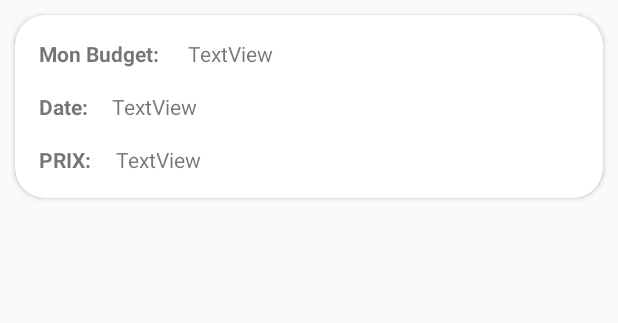
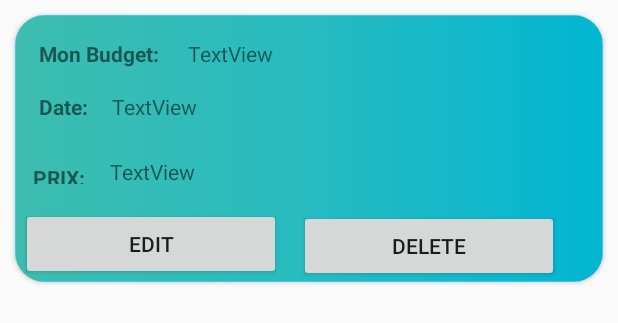
Before and after one commit to AyoubIzourane/Covie, an Android app: the layout person.xml on its own in the app's theme, with its tools: preview values and no code run, on a phone screen of 412 x 824 dp. Shown: the top 323 px of the screen. Run offline under Robolectric (Android 15) with nearby library versions, the light colour scheme and no system bars.

```diff
--- a/app/build.gradle
+++ b/app/build.gradle
@@ -57,9 +57,7 @@ dependencies {
     implementation 'com.github.bumptech.glide:glide:4.12.0'
     implementation 'de.hdodenhof:circleimageview:3.1.0'
 
-
-
-
+    implementation 'com.orhanobut:dialogplus:1.11@aar'
 
     testImplementation 'junit:junit:4.+'
     androidTestImplementation 'androidx.test.ext:junit:1.1.3'
--- a/app/src/main/java/com/example/colocataire_app/Home/ListAdapter.java
+++ b/app/src/main/java/com/example/colocataire_app/Home/ListAdapter.java
@@ -18,6 +18,7 @@ import com.example.colocataire_app.UserData;
 
 import org.jetbrains.annotations.Nullable;
 
+import java.util.ArrayList;
 import java.util.List;
 
 
--- a/app/src/main/res/layout/activity_budget_personnelle.xml
+++ b/app/src/main/res/layout/activity_budget_personnelle.xml
@@ -5,12 +5,12 @@
     xmlns:tools="http://schemas.android.com/tools"
     android:layout_width="match_parent"
     android:layout_height="match_parent"
+    tools:context=".BudgetPersonnelle.BudgetPersonnelleActivity">
 
-    tools:context=".BudgetPersonnelle.BudgetPersonnelleActivity">
     <androidx.recyclerview.widget.RecyclerView
         android:id="@+id/recycler1"
         android:layout_width="match_parent"
         android:layout_height="match_parent"
-        android:background="#65E4A6"/>
+        android:background="@drawable/theme"/>
 
 </androidx.constraintlayout.widget.ConstraintLayout>
--- a/app/src/main/res/layout/person.xml
+++ b/app/src/main/res/layout/person.xml
@@ -14,7 +14,8 @@
 
     <androidx.constraintlayout.widget.ConstraintLayout
         android:layout_width="match_parent"
-        android:layout_height="match_parent">
+        android:layout_height="match_parent"
+        android:background="@drawable/rounded_corner">
 
         <TextView
             android:id="@+id/textView1"
@@ -64,16 +65,17 @@
 
         <TextView
             android:id="@+id/textView3"
-            android:layout_width="wrap_content"
-            android:layout_height="wrap_content"
-            android:layout_marginStart="16dp"
+            android:layout_width="35dp"
+            android:layout_height="14dp"
+            android:layout_marginStart="12dp"
             android:layout_marginTop="16dp"
             android:layout_marginBottom="16dp"
             android:text="PRIX:"
             android:textStyle="bold"
             app:layout_constraintBottom_toBottomOf="parent"
             app:layout_constraintStart_toStartOf="parent"
-            app:layout_constraintTop_toBottomOf="@+id/textView2" />
+            app:layout_constraintTop_toBottomOf="@+id/textView2"
+            app:layout_constraintVertical_bias="0.198" />
 
         <TextView
             android:id="@+id/prix"
@@ -86,8 +88,30 @@
             android:text="TextView"
             app:layout_constraintBottom_toBottomOf="parent"
             app:layout_constraintEnd_toEndOf="parent"
+            app:layout_constraintHorizontal_bias="1.0"
             app:layout_constraintStart_toEndOf="@+id/textView3"
-            app:layout_constraintTop_toBottomOf="@+id/date" />
+            app:layout_constraintTop_toBottomOf="@+id/date"
+            app:layout_constraintVertical_bias="0.142" />
 
+        <Button
+            android:id="@+id/btnEdit"
+            android:layout_width="173dp"
+            android:layout_height="wrap_content"
+            android:layout_marginStart="4dp"
+            android:layout_marginTop="16dp"
+            android:text="Edit"
+            app:layout_constraintStart_toStartOf="parent"
+            app:layout_constraintTop_toBottomOf="@+id/textView3"
+            tools:ignore="MissingConstraints" />
+
+        <Button
+            android:id="@+id/btnDelete"
+            android:layout_width="173dp"
+            android:layout_height="wrap_content"
+            android:layout_marginStart="12dp"
+            android:layout_marginTop="16dp"
+            android:text="Delete"
+            app:layout_constraintStart_toEndOf="@+id/btnEdit"
+            app:layout_constraintTop_toBottomOf="@+id/prix" />
     </androidx.constraintlayout.widget.ConstraintLayout>
 </androidx.cardview.widget.CardView>
```
Also changed, not shown: app/src/main/java/com/example/colocataire_app/BudgetPersonnelle/BudgetPersonnelleActivity.java (+3 -4 lines), app/src/main/java/com/example/colocataire_app/BudgetPersonnelle/personAdapter.java (+98 -6 lines), app/src/main/res/drawable/rounded.xml (added, +9 -0 lines), app/src/main/res/layout/main_item.xml (added, +76 -0 lines), app/src/main/res/layout/update_popup.xml (added, +77 -0 lines).
